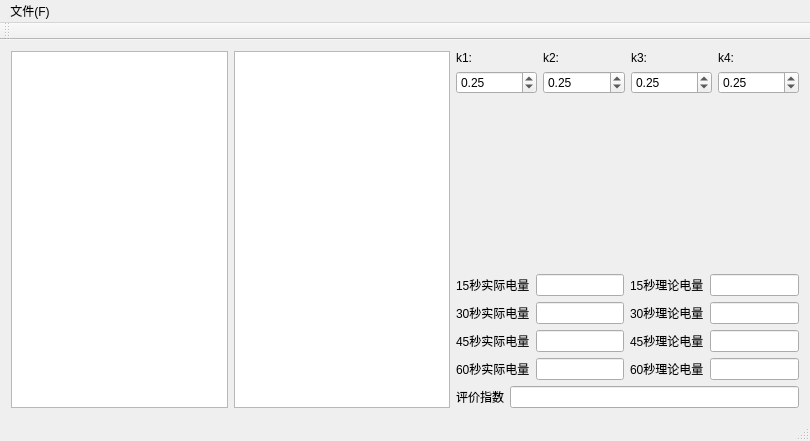
This is mainwindow.ui in qwertylevel3/Ele as Qt 5 draws it before an edit. The edited form follows.
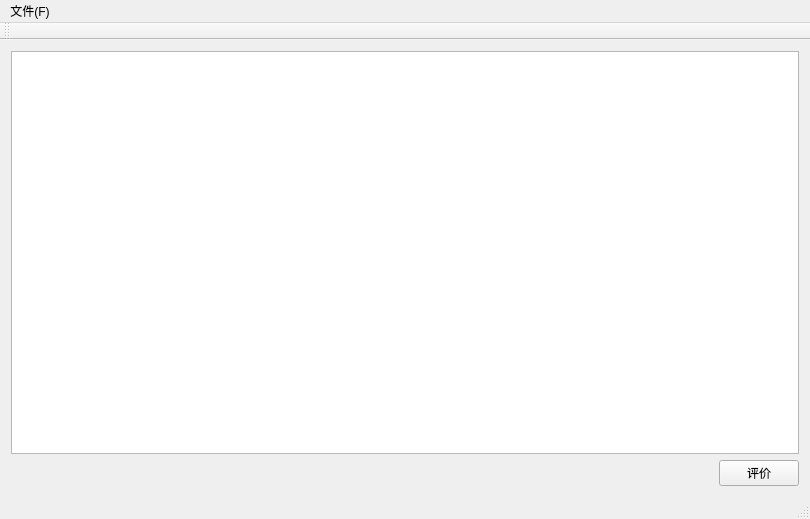
This is the edited form.

```diff
--- a/mainwindow.ui
+++ b/mainwindow.ui
@@ -7,204 +7,38 @@
     <x>0</x>
     <y>0</y>
     <width>810</width>
-    <height>441</height>
+    <height>519</height>
    </rect>
   </property>
   <property name="windowTitle">
    <string>MainWindow</string>
   </property>
   <widget class="QWidget" name="centralWidget">
-   <layout class="QHBoxLayout" name="horizontalLayout_2">
-    <item>
-     <widget class="QListView" name="dataSetList"/>
-    </item>
+   <layout class="QVBoxLayout" name="verticalLayout">
     <item>
      <widget class="QListView" name="listView"/>
     </item>
     <item>
-     <layout class="QVBoxLayout" name="verticalLayout">
+     <layout class="QHBoxLayout" name="horizontalLayout">
       <item>
-       <layout class="QGridLayout" name="gridLayout_2">
-        <item row="0" column="0">
-         <widget class="QLabel" name="label">
-          <property name="text">
-           <string>k1:</string>
-          </property>
-         </widget>
-        </item>
-        <item row="0" column="1">
-         <widget class="QLabel" name="label_2">
-          <property name="text">
-           <string>k2:</string>
-          </property>
-         </widget>
-        </item>
-        <item row="0" column="2">
-         <widget class="QLabel" name="label_3">
-          <property name="text">
-           <string>k3:</string>
-          </property>
-         </widget>
-        </item>
-        <item row="0" column="3">
-         <widget class="QLabel" name="label_4">
-          <property name="text">
-           <string>k4:</string>
-          </property>
-         </widget>
-        </item>
-        <item row="1" column="0">
-         <widget class="QDoubleSpinBox" name="k1SpinBox">
-          <property name="singleStep">
-           <double>0.100000000000000</double>
-          </property>
-          <property name="value">
-           <double>0.250000000000000</double>
-          </property>
-         </widget>
-        </item>
-        <item row="1" column="1">
-         <widget class="QDoubleSpinBox" name="k2SpinBox">
-          <property name="singleStep">
-           <double>0.100000000000000</double>
-          </property>
-          <property name="value">
-           <double>0.250000000000000</double>
-          </property>
-         </widget>
-        </item>
-        <item row="1" column="2">
-         <widget class="QDoubleSpinBox" name="k3SpinBox">
-          <property name="singleStep">
-           <double>0.100000000000000</double>
-          </property>
-          <property name="value">
-           <double>0.250000000000000</double>
-          </property>
-         </widget>
-        </item>
-        <item row="1" column="3">
-         <widget class="QDoubleSpinBox" name="k4SpinBox">
-          <property name="singleStep">
-           <double>0.100000000000000</double>
-          </property>
-          <property name="value">
-           <double>0.250000000000000</double>
-          </property>
-         </widget>
-        </item>
-       </layout>
-      </item>
-      <item>
-       <spacer name="verticalSpacer">
+       <spacer name="horizontalSpacer">
         <property name="orientation">
-         <enum>Qt::Vertical</enum>
+         <enum>Qt::Horizontal</enum>
         </property>
         <property name="sizeHint" stdset="0">
          <size>
-          <width>20</width>
-          <height>40</height>
+          <width>40</width>
+          <height>20</height>
          </size>
         </property>
        </spacer>
       </item>
       <item>
-       <layout class="QGridLayout" name="gridLayout">
-        <item row="0" column="0">
-         <widget class="QLabel" name="label_5">
-          <property name="text">
-           <string>15秒实际电量</string>
-          </property>
-         </widget>
-        </item>
-        <item row="0" column="1">
-         <widget class="QLineEdit" name="lineEdit15"/>
-        </item>
-        <item row="0" column="2">
-         <widget class="QLabel" name="label_12">
-          <property name="text">
-           <string>15秒理论电量</string>
-          </property>
-         </widget>
-        </item>
-        <item row="0" column="3">
-         <widget class="QLineEdit" name="lineEdit15The"/>
-        </item>
-        <item row="1" column="0">
-         <widget class="QLabel" name="label_6">
-          <property name="text">
-           <string>30秒实际电量</string>
-          </property>
-         </widget>
-        </item>
-        <item row="1" column="1">
-         <widget class="QLineEdit" name="lineEdit30"/>
-        </item>
-        <item row="1" column="2">
-         <widget class="QLabel" name="label_11">
-          <property name="text">
-           <string>30秒理论电量</string>
-          </property>
-         </widget>
-        </item>
-        <item row="1" column="3">
-         <widget class="QLineEdit" name="lineEdit30The"/>
-        </item>
-        <item row="2" column="0">
-         <widget class="QLabel" name="label_7">
-          <property name="text">
-           <string>45秒实际电量</string>
-          </property>
-         </widget>
-        </item>
-        <item row="2" column="1">
-         <widget class="QLineEdit" name="lineEdit45"/>
-        </item>
-        <item row="2" column="2">
-         <widget class="QLabel" name="label_10">
-          <property name="text">
-           <string>45秒理论电量</string>
-          </property>
-         </widget>
-        </item>
-        <item row="2" column="3">
-         <widget class="QLineEdit" name="lineEdit45The"/>
-        </item>
-        <item row="3" column="0">
-         <widget class="QLabel" name="label_8">
-          <property name="text">
-           <string>60秒实际电量</string>
-          </property>
-         </widget>
-        </item>
-        <item row="3" column="1">
-         <widget class="QLineEdit" name="lineEdit60"/>
-        </item>
-        <item row="3" column="2">
-         <widget class="QLabel" name="label_9">
-          <property name="text">
-           <string>60秒理论电量</string>
-          </property>
-         </widget>
-        </item>
-        <item row="3" column="3">
-         <widget class="QLineEdit" name="lineEdit60The"/>
-        </item>
-       </layout>
-      </item>
-      <item>
-       <layout class="QHBoxLayout" name="horizontalLayout">
-        <item>
-         <widget class="QLabel" name="label_13">
-          <property name="text">
-           <string>评价指数</string>
-          </property>
-         </widget>
-        </item>
-        <item>
-         <widget class="QLineEdit" name="lineEdit"/>
-        </item>
-       </layout>
+       <widget class="QPushButton" name="pushButton">
+        <property name="text">
+         <string>评价</string>
+        </property>
+       </widget>
       </item>
      </layout>
     </item>
```
